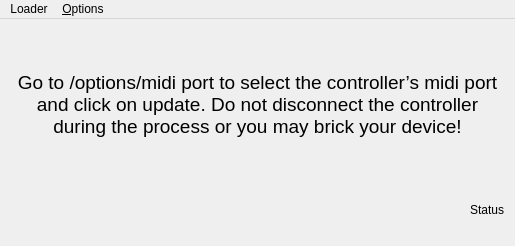
Before: the Qt Designer form ytx-manager/loader/loader.ui in perkowitz/hachi-yaeltex, drawn with Qt 5.
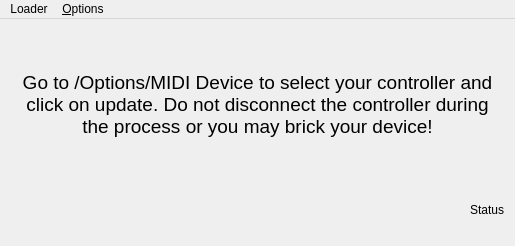
After: the same form once the commit is applied. Icons and pictures are not drawn.

```diff
--- a/ytx-manager/loader/loader.ui
+++ b/ytx-manager/loader/loader.ui
@@ -31,7 +31,7 @@
            </font>
           </property>
           <property name="text">
-           <string>Go to /options/midi port to select the controller’s midi port and click on update. Do not disconnect the controller during the process or you may brick your device!</string>
+           <string>Go to /Options/MIDI Device to select your controller and click on update. Do not disconnect the controller during the process or you may brick your device!</string>
           </property>
           <property name="alignment">
            <set>Qt::AlignCenter</set>
```
